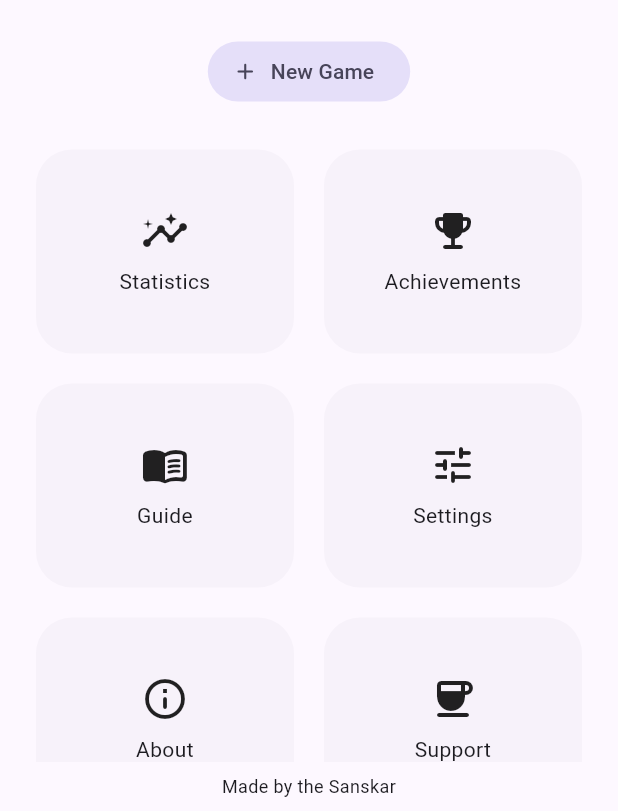
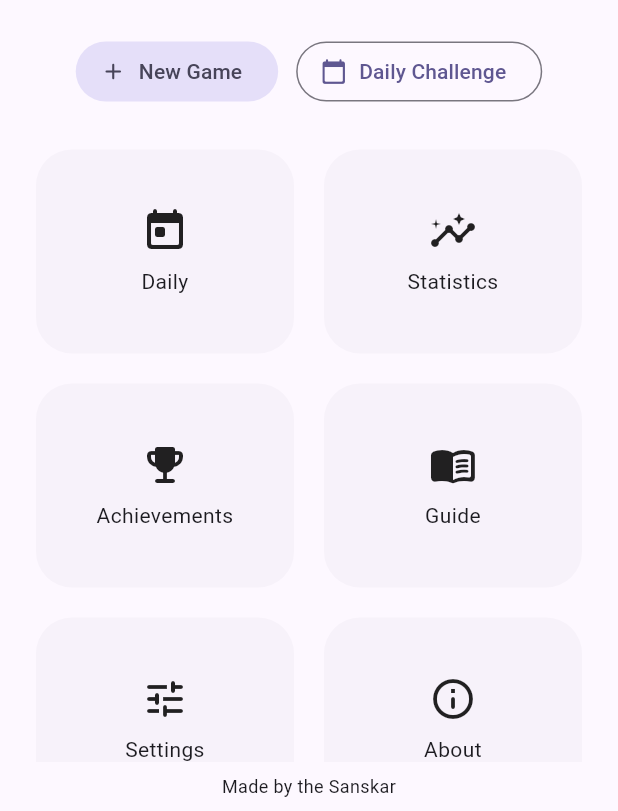
Before and after one commit to sanskarIN/2048, a Flutter app: the screen it shows after launch, on a phone screen of 412 x 824 dp, the part 425-1236 px from its top. Run offline on Flutter 3.47's test engine with Material 3 defaults, Android fonts, the phone set to English and light mode, and no system bars; our stand-ins replace shared_preferences; statements that could not run were skipped.

Commit message:
feat: surface daily challenge and BMC on home screen

```diff
--- a/lib/features/home/home_screen.dart
+++ b/lib/features/home/home_screen.dart
@@ -2,6 +2,7 @@ import 'package:flutter/material.dart';
 
 import '../../app/state/app_scope.dart';
 import '../../core/constants/project_info.dart';
+import '../../shared/external_link.dart';
 import '../../shared/nova_scaffold.dart';
 
 class HomeScreen extends StatelessWidget {
@@ -34,6 +35,11 @@ class HomeScreen extends StatelessWidget {
                   icon: const Icon(Icons.add_rounded),
                   label: const Text('New Game'),
                 ),
+                OutlinedButton.icon(
+                  onPressed: () => Navigator.pushNamed(context, '/daily'),
+                  icon: const Icon(Icons.calendar_today_rounded),
+                  label: const Text('Daily Challenge'),
+                ),
               ],
             ),
             const SizedBox(height: 24),
@@ -44,14 +50,30 @@ class HomeScreen extends StatelessWidget {
               mainAxisSpacing: 12,
               crossAxisSpacing: 12,
               childAspectRatio: 1.25,
-              children: [
+              children: const [
+                _NavCard('Daily', Icons.today_rounded, '/daily'),
                 _NavCard('Statistics', Icons.insights_rounded, '/statistics'),
-                _NavCard('Achievements', Icons.emoji_events_rounded, '/achievements'),
+                _NavCard(
+                  'Achievements',
+                  Icons.emoji_events_rounded,
+                  '/achievements',
+                ),
                 _NavCard('Guide', Icons.menu_book_rounded, '/guide'),
                 _NavCard('Settings', Icons.tune_rounded, '/settings'),
                 _NavCard('About', Icons.info_outline_rounded, '/about'),
                 _NavCard('Support', Icons.coffee_rounded, '/support'),
               ],
+            ),
+            const SizedBox(height: 20),
+            Semantics(
+              button: true,
+              label: 'Support Sanskar on Buy Me a Coffee',
+              child: OutlinedButton.icon(
+                onPressed: () =>
+                    openExternal(context, ProjectInfo.buyMeACoffee),
+                icon: const Icon(Icons.coffee_rounded),
+                label: const Text('Support on Buy Me a Coffee'),
+              ),
             ),
           ],
         ),
@@ -72,16 +94,24 @@ class _Hero extends StatelessWidget {
         width: double.infinity,
         padding: const EdgeInsets.all(28),
         decoration: BoxDecoration(
-          gradient: LinearGradient(colors: [scheme.primaryContainer, scheme.tertiaryContainer]),
+          gradient: LinearGradient(
+            colors: [scheme.primaryContainer, scheme.tertiaryContainer],
+          ),
           borderRadius: BorderRadius.circular(32),
         ),
         child: const Column(
           children: [
             Icon(Icons.grid_view_rounded, size: 64),
             SizedBox(height: 10),
-            Text('2048 NOVA', style: TextStyle(fontWeight: FontWeight.w900, fontSize: 34)),
+            Text(
+              '2048 NOVA',
+              style: TextStyle(fontWeight: FontWeight.w900, fontSize: 34),
+            ),
             SizedBox(height: 8),
-            Text('Classic strategy. Modern polish. Offline-first.', textAlign: TextAlign.center),
+            Text(
+              'Classic strategy. Modern polish. Offline-first.',
+              textAlign: TextAlign.center,
+            ),
           ],
         ),
       ),
@@ -91,6 +121,7 @@ class _Hero extends StatelessWidget {
 
 class _NavCard extends StatelessWidget {
   const _NavCard(this.label, this.icon, this.route);
+
   final String label;
   final IconData icon;
   final String route;
```
